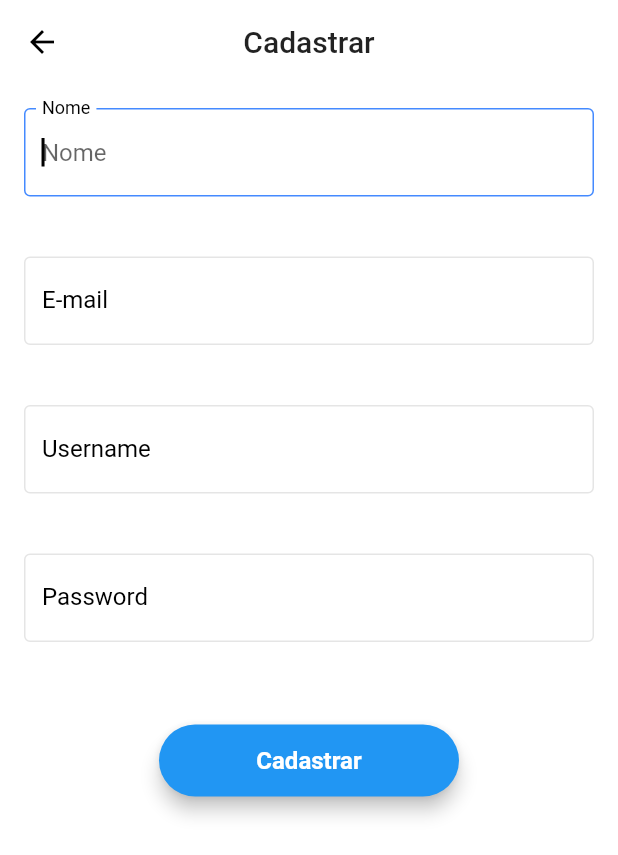
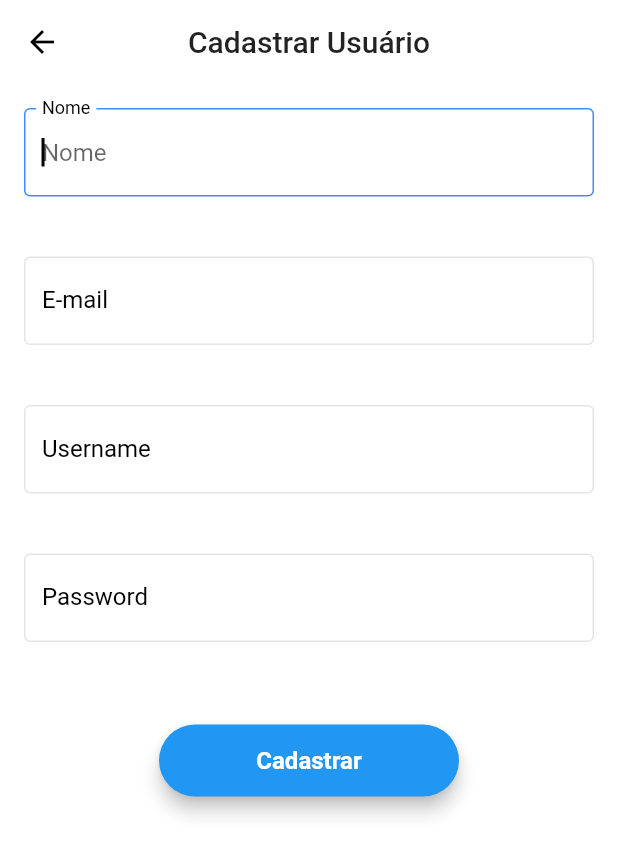
Before and after one commit to maxwellacioli/abastecelegalapp, a Flutter app: the RegisterPage screen opened directly, on a phone screen of 412 x 824 dp. Shown: the top 855 px of the screen. Run offline on Flutter 3.47's test engine with Material 2 defaults, Android fonts, the phone set to English and light mode, and no system bars; our stand-ins replace flutter_masked_text; missing offline and left inert: direct_select; accounts and stored records are empty; Roboto replaces fonts that are missing (Montserrat).

Commit message:
Refactor register form title

```diff
--- a/lib/screens/registerform/register_page.dart
+++ b/lib/screens/registerform/register_page.dart
@@ -15,7 +15,7 @@ class _RegisterPageState extends State<RegisterPage> {
   Widget build(BuildContext context) {
     return Scaffold(
       appBar: AppBar(
-        title: const Text('Cadastrar'),
+        title: const Text('Cadastrar Usuário'),
         centerTitle: true,
         elevation: 0.0,
       ),
```
